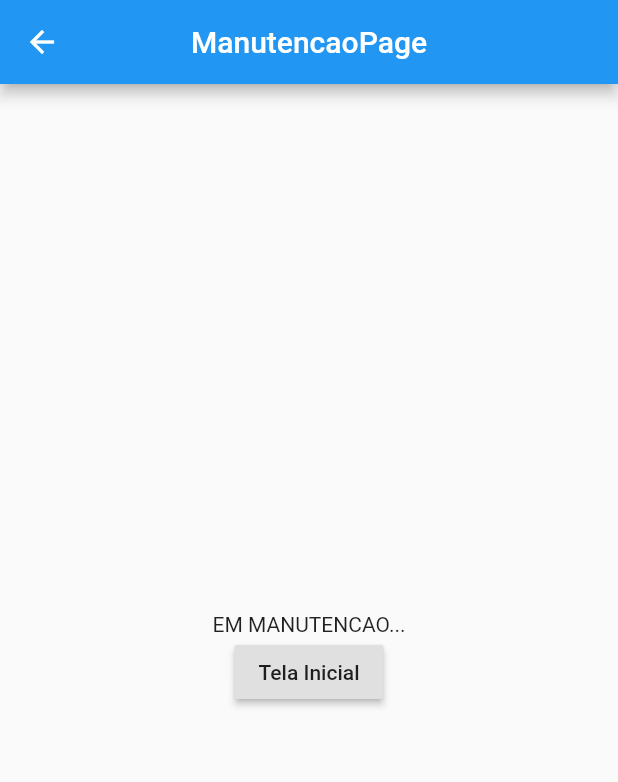
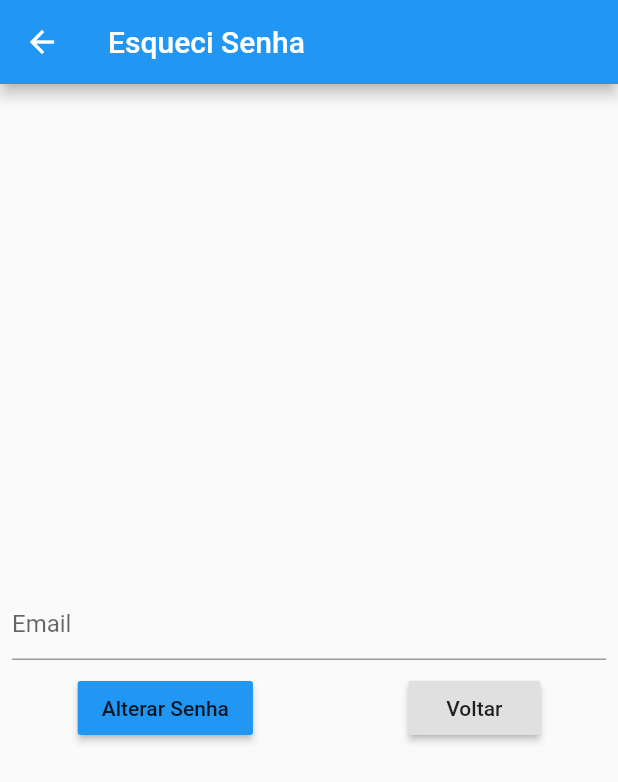
Before and after one commit to pvictor1206/pequenos_empreendedores, a Flutter app: the LoginPage screen opened directly, after a tap on "Esqueci Senha", on a phone screen of 412 x 824 dp. Shown: the top 782 px of the screen. Run offline on Flutter 3.47's test engine with Material 2 defaults, Android fonts, the phone set to English and light mode, and no system bars; our stand-ins replace firebase_auth, firebase_core; accounts and stored records are empty.

Commit message:
commit reset senha

```diff
--- a/lib/home_login_register/login_page/login_page.dart
+++ b/lib/home_login_register/login_page/login_page.dart
@@ -1,6 +1,7 @@
 import 'package:firebase_auth/firebase_auth.dart';
 import 'package:flutter/material.dart';
 import 'package:pequenos_empreendedores/home_login_register/home_page/home_page.dart';
+import 'package:pequenos_empreendedores/home_login_register/reset_senha/reset_senha.dart';
 import 'package:pequenos_empreendedores/manutencao_page/manutencao_page.dart';
 
 class LoginPage extends StatefulWidget {
@@ -91,7 +92,7 @@ class _LoginPageState extends State<LoginPage> {
                         Navigator.push(
                             context,
                             MaterialPageRoute(
-                                builder: (context)  => ManutencaoPage()
+                                builder: (context)  => ResetSenha()
                             )
                         );
                       },
--- /dev/null
+++ b/lib/home_login_register/reset_senha/reset_senha.dart
@@ -0,0 +1,68 @@
+import 'package:firebase_auth/firebase_auth.dart';
+import 'package:flutter/material.dart';
+import 'package:pequenos_empreendedores/home_login_register/login_page/login_page.dart';
+
+class ResetSenha extends StatefulWidget {
+  const ResetSenha({Key key}) : super(key: key);
+
+  @override
+  _ResetSenhaState createState() => _ResetSenhaState();
+}
+
+class _ResetSenhaState extends State<ResetSenha> {
+  String _email;
+  final auth = FirebaseAuth.instance;
+
+
+  @override
+  Widget build(BuildContext context) {
+    return Scaffold(
+      appBar: AppBar(
+        title: Text("Esqueci Senha"),
+      ),
+      body: Column(
+        mainAxisAlignment: MainAxisAlignment.center,
+        children: [
+          Padding(
+              padding: const EdgeInsets.all(8.0),
+            child: TextField(
+              keyboardType: TextInputType.emailAddress,
+              decoration: InputDecoration(
+                hintText: ("Email"),
+              ),
+              onChanged: (value) {
+                setState(() {
+                  _email = value;
+                });
+              },
+            ),
+          ),
+          Row(
+            mainAxisAlignment: MainAxisAlignment.spaceAround,
+            children: [
+              RaisedButton(
+                child: Text("Alterar Senha"),
+                  onPressed: () {
+                  auth.sendPasswordResetEmail(email: _email);
+                  Navigator.of(context).pop();
+                  },
+                color:  Theme.of(context).accentColor,
+              ),
+              RaisedButton(
+                child: Text("Voltar"),
+                onPressed: () {
+                  Navigator.push(
+                      context,
+                      MaterialPageRoute(
+                          builder: (context)  => LoginPage()
+                      )
+                  );
+                },
+              ),
+            ],
+          ),
+        ],
+      ),
+    );
+  }
+}
```
